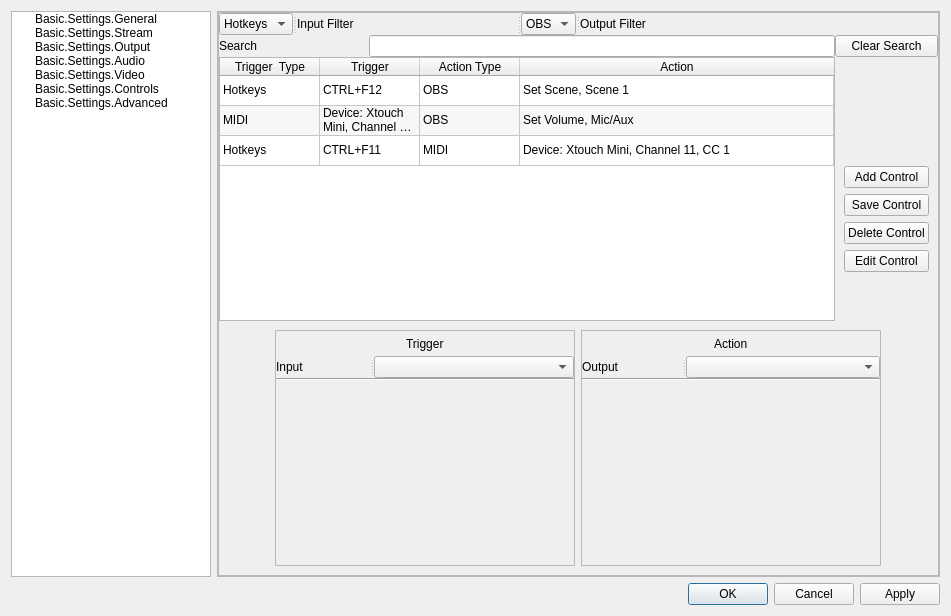
First picture: the form in UI/forms/OBSBasicSettings.ui, repository cpyarger/obs-studio, before the edit.
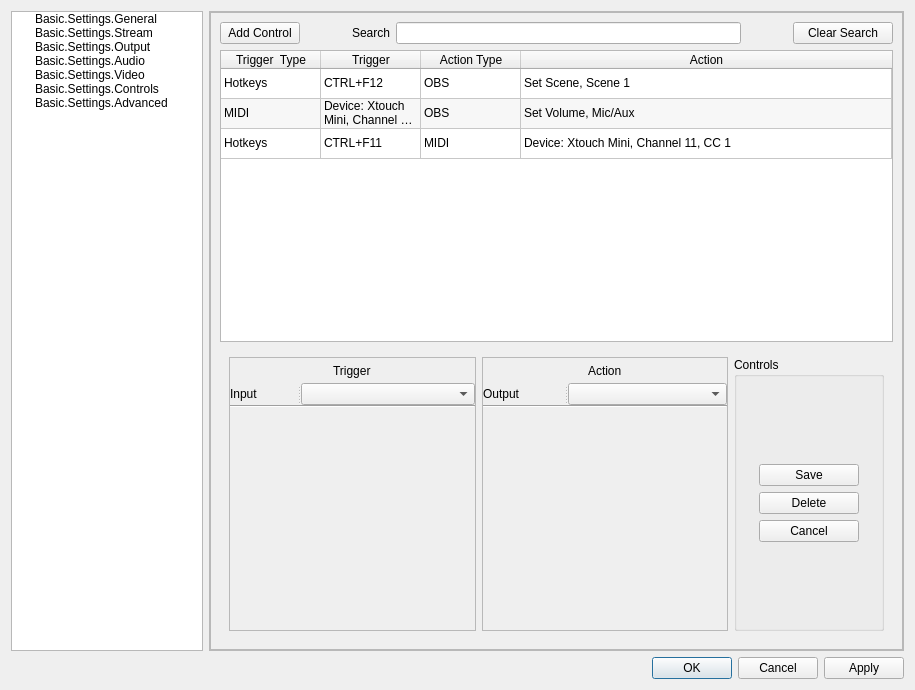
Second picture: the form after the edit. Icons and pictures are not drawn. Custom widgets are drawn as their Qt base class.

Commit message: Clean up Actions Widget, Convert to form layout, instead of grid, add show/hide pair functions, add support for overrides/advanced actions,clean up Settings Dialog UI

What changed in the file:
```diff
--- a/UI/forms/OBSBasicSettings.ui
+++ b/UI/forms/OBSBasicSettings.ui
@@ -6,8 +6,8 @@
    <rect>
     <x>0</x>
     <y>0</y>
-    <width>951</width>
-    <height>616</height>
+    <width>915</width>
+    <height>690</height>
    </rect>
   </property>
   <property name="sizePolicy">
@@ -18,7 +18,7 @@
   </property>
   <property name="minimumSize">
    <size>
-    <width>700</width>
+    <width>0</width>
     <height>512</height>
    </size>
   </property>
@@ -4581,8 +4581,8 @@
           <rect>
            <x>0</x>
            <y>0</y>
-           <width>721</width>
-           <height>563</height>
+           <width>685</width>
+           <height>637</height>
           </rect>
          </property>
          <layout class="QFormLayout" name="hotkeyLayout">
@@ -4629,32 +4629,17 @@
             </property>
             <widget class="QWidget" name="MappingPage">
              <layout class="QGridLayout" name="gridLayout_2">
-              <property name="leftMargin">
-               <number>0</number>
-              </property>
-              <property name="topMargin">
-               <number>0</number>
-              </property>
-              <property name="rightMargin">
-               <number>0</number>
-              </property>
-              <property name="bottomMargin">
-               <number>0</number>
-              </property>
-              <property name="spacing">
-               <number>0</number>
-              </property>
-              <item row="1" column="2">
+              <item row="0" column="5">
                <widget class="QPushButton" name="ResetFilter">
                 <property name="sizePolicy">
                  <sizepolicy hsizetype="Minimum" vsizetype="Fixed">
-                  <horstretch>0</horstretch>
+                  <horstretch>1</horstretch>
                   <verstretch>0</verstretch>
                  </sizepolicy>
                 </property>
                 <property name="maximumSize">
                  <size>
-                  <width>16777215</width>
+                  <width>100</width>
                   <height>25</height>
                  </size>
                 </property>
@@ -4663,27 +4648,47 @@
                 </property>
                </widget>
               </item>
-              <item row="2" column="2">
-               <layout class="QVBoxLayout" name="verticalLayout_6">
-                <item>
-                 <spacer name="verticalSpacer_4">
+              <item row="0" column="2">
+               <widget class="QLabel" name="label_69">
+                <property name="sizePolicy">
+                 <sizepolicy hsizetype="Preferred" vsizetype="Maximum">
+                  <horstretch>0</horstretch>
+                  <verstretch>0</verstretch>
+                 </sizepolicy>
+                </property>
+                <property name="minimumSize">
+                 <size>
+                  <width>0</width>
+                  <height>0</height>
+                 </size>
+                </property>
+                <property name="maximumSize">
+                 <size>
+                  <width>150</width>
+                  <height>25</height>
+                 </size>
+                </property>
+                <property name="text">
+                 <string>Search</string>
+                </property>
+                <property name="buddy">
+                 <cstring>SearchEdit</cstring>
+                </property>
+               </widget>
+              </item>
+              <item row="0" column="1">
+               <spacer name="horizontalSpacer_27">
                   <property name="orientation">
-                   <enum>Qt::Vertical</enum>
-                  </property>
-                  <property name="sizeType">
-                   <enum>QSizePolicy::Fixed</enum>
+                 <enum>Qt::Horizontal</enum>
                   </property>
                   <property name="sizeHint" stdset="0">
                    <size>
-                    <width>20</width>
-                    <height>100</height>
+                  <width>40</width>
+                  <height>20</height>
                    </size>
                   </property>
                  </spacer>
                 </item>
-                <item>
-                 <widget class="QWidget" name="widget_6" native="true">
-                  <layout class="QGridLayout" name="gridLayout_3">
                    <item row="0" column="0">
                     <widget class="QPushButton" name="btn_obs_add_control">
                      <property name="text">
@@ -4691,216 +4696,10 @@
                      </property>
                     </widget>
                    </item>
-                   <item row="1" column="0">
-                    <widget class="QPushButton" name="btn_obs_save_control">
-                     <property name="sizePolicy">
-                      <sizepolicy hsizetype="Minimum" vsizetype="Maximum">
-                       <horstretch>2</horstretch>
-                       <verstretch>0</verstretch>
-                      </sizepolicy>
-                     </property>
-                     <property name="minimumSize">
-                      <size>
-                       <width>0</width>
-                       <height>0</height>
-                      </size>
-                     </property>
-                     <property name="maximumSize">
-                      <size>
-                       <width>16777215</width>
-                       <height>25</height>
-                      </size>
-                     </property>
-                     <property name="text">
-                      <string>Save Control</string>
-                     </property>
-                    </widget>
-                   </item>
-                   <item row="2" column="0">
-                    <widget class="QPushButton" name="btn_obs_delete_control">
-                     <property name="text">
-                      <string>Delete Control</string>
-                     </property>
-                    </widget>
-                   </item>
-                   <item row="3" column="0">
-                    <widget class="QPushButton" name="btn_obs_edit_control">
-                     <property name="text">
-                      <string>Edit Control</string>
-                     </property>
-                    </widget>
-                   </item>
-                  </layout>
-                 </widget>
-                </item>
-                <item>
-                 <spacer name="verticalSpacer_3">
-                  <property name="orientation">
-                   <enum>Qt::Vertical</enum>
-                  </property>
-                  <property name="sizeHint" stdset="0">
-                   <size>
-                    <width>20</width>
-                    <height>40</height>
-                   </size>
-                  </property>
-                 </spacer>
-                </item>
-               </layout>
-              </item>
-              <item row="1" column="1">
-               <widget class="QLineEdit" name="SearchEdit">
-                <property name="sizePolicy">
-                 <sizepolicy hsizetype="Expanding" vsizetype="Maximum">
-                  <horstretch>2</horstretch>
-                  <verstretch>0</verstretch>
-                 </sizepolicy>
-                </property>
-                <property name="minimumSize">
-                 <size>
-                  <width>0</width>
-                  <height>0</height>
-                 </size>
-                </property>
-                <property name="maximumSize">
-                 <size>
-                  <width>16777215</width>
-                  <height>25</height>
-                 </size>
-                </property>
-               </widget>
-              </item>
-              <item row="0" column="0" colspan="2">
-               <layout class="QVBoxLayout" name="verticalLayout" stretch="0">
-                <property name="spacing">
-                 <number>3</number>
-                </property>
-                <item>
-                 <widget class="QSplitter" name="FiltersSplitter">
-                  <property name="maximumSize">
-                   <size>
-                    <width>16777215</width>
-                    <height>25</height>
-                   </size>
-                  </property>
-                  <property name="orientation">
-                   <enum>Qt::Horizontal</enum>
-                  </property>
-                  <widget class="QComboBox" name="cb_input_filter">
-                   <property name="sizePolicy">
-                    <sizepolicy hsizetype="MinimumExpanding" vsizetype="Fixed">
-                     <horstretch>0</horstretch>
-                     <verstretch>0</verstretch>
-                    </sizepolicy>
-                   </property>
-                   <property name="minimumSize">
-                    <size>
-                     <width>50</width>
-                     <height>0</height>
-                    </size>
-                   </property>
-                   <property name="maximumSize">
-                    <size>
-                     <width>16777215</width>
-                     <height>25</height>
-                    </size>
-                   </property>
-                   <property name="sizeAdjustPolicy">
-                    <enum>QComboBox::AdjustToContents</enum>
-                   </property>
-                   <item>
-                    <property name="text">
-                     <string>Hotkeys</string>
-                    </property>
-                   </item>
-                  </widget>
-                  <widget class="QLabel" name="label_45">
-                   <property name="sizePolicy">
-                    <sizepolicy hsizetype="Preferred" vsizetype="Maximum">
-                     <horstretch>2</horstretch>
-                     <verstretch>0</verstretch>
-                    </sizepolicy>
-                   </property>
-                   <property name="minimumSize">
-                    <size>
-                     <width>0</width>
-                     <height>0</height>
-                    </size>
-                   </property>
-                   <property name="maximumSize">
-                    <size>
-                     <width>16777215</width>
-                     <height>25</height>
-                    </size>
-                   </property>
-                   <property name="text">
-                    <string>Input Filter</string>
-                   </property>
-                  </widget>
-                  <widget class="QComboBox" name="cb_output_filter">
-                   <property name="sizePolicy">
-                    <sizepolicy hsizetype="MinimumExpanding" vsizetype="Fixed">
-                     <horstretch>0</horstretch>
-                     <verstretch>0</verstretch>
-                    </sizepolicy>
-                   </property>
-                   <property name="minimumSize">
-                    <size>
-                     <width>50</width>
-                     <height>0</height>
-                    </size>
-                   </property>
-                   <property name="maximumSize">
-                    <size>
-                     <width>16777215</width>
-                     <height>25</height>
-                    </size>
-                   </property>
-                   <property name="sizeAdjustPolicy">
-                    <enum>QComboBox::AdjustToContents</enum>
-                   </property>
-                   <item>
-                    <property name="text">
-                     <string>OBS</string>
-                    </property>
-                   </item>
-                  </widget>
-                  <widget class="QLabel" name="label_68">
-                   <property name="sizePolicy">
-                    <sizepolicy hsizetype="Preferred" vsizetype="Maximum">
-                     <horstretch>2</horstretch>
-                     <verstretch>0</verstretch>
-                    </sizepolicy>
-                   </property>
-                   <property name="minimumSize">
-                    <size>
-                     <width>0</width>
-                     <height>0</height>
-                    </size>
-                   </property>
-                   <property name="maximumSize">
-                    <size>
-                     <width>16777215</width>
-                     <height>25</height>
-                    </size>
-                   </property>
-                   <property name="text">
-                    <string>Output Filter</string>
-                   </property>
-                  </widget>
-                 </widget>
-                </item>
-               </layout>
-              </item>
-              <item row="3" column="0" colspan="3">
+              <item row="2" column="0" colspan="6">
                <widget class="QWidget" name="bottom_widgets" native="true">
                 <layout class="QGridLayout" name="gridLayout">
                  <item row="0" column="0">
-                  <layout class="QHBoxLayout" name="BottomSection" stretch="10,10">
-                   <property name="sizeConstraint">
-                    <enum>QLayout::SetNoConstraint</enum>
-                   </property>
-                   <item>
                     <widget class="QFrame" name="InputFrame">
                      <property name="sizePolicy">
                       <sizepolicy hsizetype="Preferred" vsizetype="Preferred">
@@ -5022,7 +4821,7 @@
                      </layout>
                     </widget>
                    </item>
-                   <item>
+                 <item row="0" column="1">
                     <widget class="QFrame" name="frame_output">
                      <property name="sizePolicy">
                       <sizepolicy hsizetype="Preferred" vsizetype="Preferred">
@@ -5171,12 +4970,118 @@
                      </layout>
                     </widget>
                    </item>
-                  </layout>
+                 <item row="0" column="2">
+                  <widget class="QGroupBox" name="groupBox_20">
+                   <property name="maximumSize">
+                    <size>
+                     <width>150</width>
+                     <height>16777215</height>
+                    </size>
+                   </property>
+                   <property name="title">
+                    <string>Controls</string>
+                   </property>
+                   <layout class="QGridLayout" name="gridLayout_3">
+                    <item row="2" column="0">
+                     <widget class="QPushButton" name="btn_obs_delete_control">
+                      <property name="maximumSize">
+                       <size>
+                        <width>100</width>
+                        <height>16777215</height>
+                       </size>
+                      </property>
+                      <property name="text">
+                       <string>Delete</string>
+                      </property>
+                     </widget>
+                    </item>
+                    <item row="0" column="0">
+                     <spacer name="verticalSpacer_5">
+                      <property name="orientation">
+                       <enum>Qt::Vertical</enum>
+                      </property>
+                      <property name="sizeHint" stdset="0">
+                       <size>
+                        <width>20</width>
+                        <height>40</height>
+                       </size>
+                      </property>
+                     </spacer>
+                    </item>
+                    <item row="4" column="0">
+                     <spacer name="verticalSpacer_6">
+                      <property name="orientation">
+                       <enum>Qt::Vertical</enum>
+                      </property>
+                      <property name="sizeHint" stdset="0">
+                       <size>
+                        <width>20</width>
+                        <height>40</height>
+                       </size>
+                      </property>
+                     </spacer>
+                    </item>
+                    <item row="1" column="0">
+                     <widget class="QPushButton" name="btn_obs_save_control">
+                      <property name="sizePolicy">
+                       <sizepolicy hsizetype="Minimum" vsizetype="Maximum">
+                        <horstretch>2</horstretch>
+                        <verstretch>0</verstretch>
+                       </sizepolicy>
+                      </property>
+                      <property name="minimumSize">
+                       <size>
+                        <width>0</width>
+                        <height>0</height>
+                       </size>
+                      </property>
+                      <property name="maximumSize">
+                       <size>
+                        <width>16777215</width>
+                        <height>25</height>
+                       </size>
+                      </property>
+                      <property name="text">
+                       <string>Save</string>
+                      </property>
+                     </widget>
+                    </item>
+                    <item row="3" column="0">
+                     <widget class="QPushButton" name="pushButton">
+                      <property name="text">
+                       <string>Cancel</string>
+                      </property>
+                     </widget>
+                    </item>
+                   </layout>
+                  </widget>
                  </item>
                 </layout>
                </widget>
               </item>
-              <item row="2" column="0" colspan="2">
+              <item row="0" column="3">
+               <widget class="QLineEdit" name="SearchEdit">
+                <property name="sizePolicy">
+                 <sizepolicy hsizetype="Expanding" vsizetype="Maximum">
+                  <horstretch>2</horstretch>
+                  <verstretch>0</verstretch>
+                 </sizepolicy>
+                </property>
+                <property name="minimumSize">
+                 <size>
+                  <width>0</width>
+                  <height>0</height>
+                 </size>
+                </property>
+                <property name="maximumSize">
+                 <size>
+                  <width>16777215</width>
+                  <height>25</height>
+                 </size>
+                </property>
+               </widget>
+              </item>
+              <item row="1" column="0" colspan="6">
                <widget class="QTableWidget" name="tableWidget">
                 <property name="sizeAdjustPolicy">
                  <enum>QAbstractScrollArea::AdjustToContents</enum>
@@ -5314,30 +5219,18 @@
                 </item>
                </widget>
               </item>
-              <item row="1" column="0">
-               <widget class="QLabel" name="label_69">
-                <property name="sizePolicy">
-                 <sizepolicy hsizetype="Preferred" vsizetype="Maximum">
-                  <horstretch>2</horstretch>
-                  <verstretch>0</verstretch>
-                 </sizepolicy>
+              <item row="0" column="4">
+               <spacer name="horizontalSpacer_28">
+                <property name="orientation">
+                 <enum>Qt::Horizontal</enum>
                 </property>
-                <property name="minimumSize">
+                <property name="sizeHint" stdset="0">
                  <size>
-                  <width>0</width>
-                  <height>0</height>
+                  <width>40</width>
+                  <height>20</height>
                  </size>
                 </property>
-                <property name="maximumSize">
-                 <size>
-                  <width>150</width>
-                  <height>25</height>
-                 </size>
-                </property>
-                <property name="text">
-                 <string>Search</string>
-                </property>
-               </widget>
+               </spacer>
               </item>
              </layout>
             </widget>
```
Left out of the diff: 479 changed lines with no effect on the pictures. Lines whose indentation alone changed are shown as unchanged. The commit also changes 10 other files.
